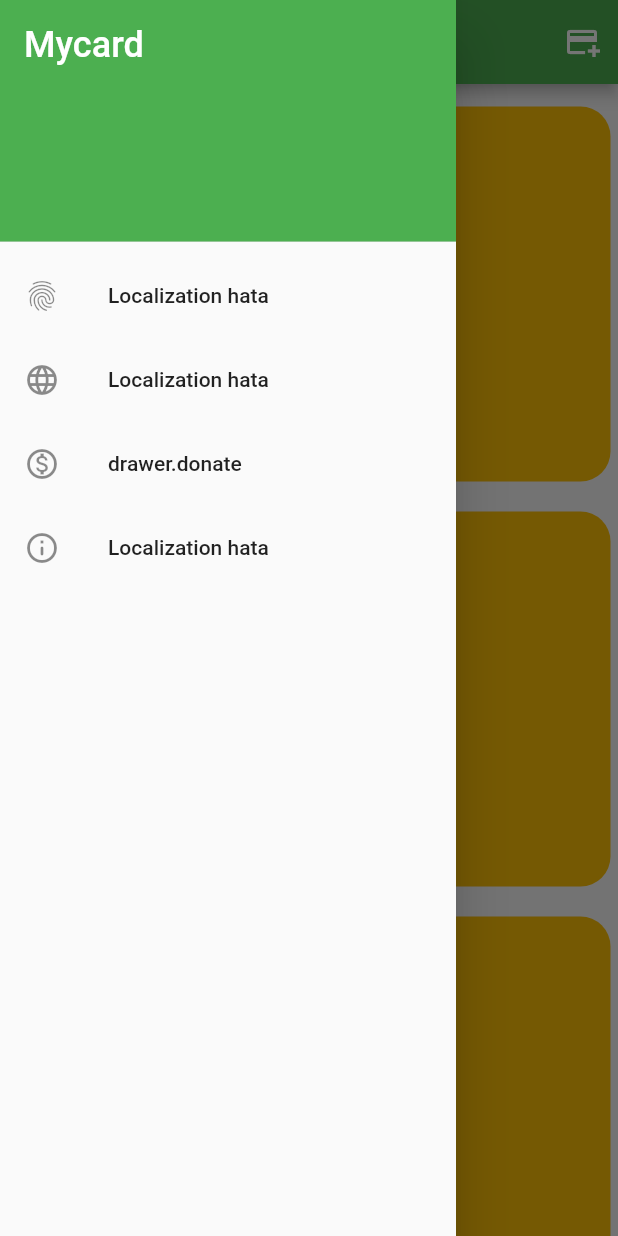
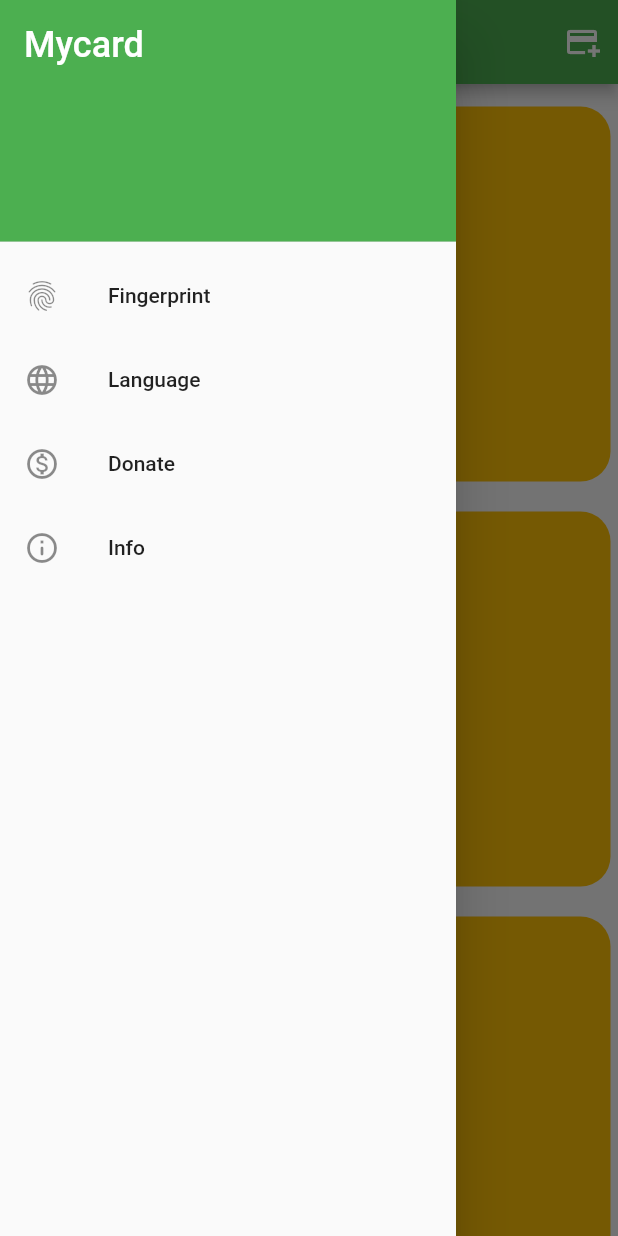
Before and after one commit to zfurkandurum/mycard, a Flutter app: the screen it shows after launch, with the side drawer open, on a phone screen of 412 x 824 dp. Run offline on Flutter 3.47's test engine with Material 2 defaults, Android fonts, the phone set to English and light mode, and no system bars; our stand-ins replace easy_localization, flutter_svg, hive, local_auth, lottie; accounts and stored records are empty.

Commit message:
Localization update

```diff
--- a/assets/lang/en-US.json
+++ b/assets/lang/en-US.json
@@ -1,6 +1,9 @@
 {
     "drawer":{
-        "donate": "Donate"
+        "donate": "Donate",
+        "info":"Info",
+        "fingerprint":"Fingerprint",
+        "language":"Language"
     }
 
 }
--- a/lib/Screen/Drawer.dart
+++ b/lib/Screen/Drawer.dart
@@ -4,7 +4,8 @@ import 'package:mycard/Utils/constants.dart';
 import 'package:mycard/Screen/aboutPage.dart';
 import 'package:mycard/Screen/splashPage.dart';
 import 'package:mycard/Utils/extension/string_extension.dart';
-import 'package:mycard/Utils/locale_keys.g.dart';
+
+import 'package:mycard/core/lang/locale_keys.g.dart';
 
 class DrawerWidget extends StatefulWidget {
   const DrawerWidget({super.key});
@@ -72,7 +73,7 @@ class languageButton extends StatelessWidget {
   Widget build(BuildContext context) {
     return ListTile(
       leading: const Icon(Icons.language_outlined),
-      title: const Text('Localization hata'),
+      title: Text(LocaleKeys.drawer_language.locale),
       onTap: () {
         //sayfa çısılsın burada dil seçenekleri olacak
       },
@@ -89,7 +90,7 @@ class biometricsButton extends StatelessWidget {
   Widget build(BuildContext context) {
     return ListTile(
       leading: const Icon(Icons.fingerprint_outlined),
-      title: const Text('Localization hata'),
+      title: Text(LocaleKeys.drawer_fingerprint.locale),
       onTap: () {
         //burada alert şeklinde uyarı cıkacak çıkan uyarıda ilgili yazılar parmak izi resmi ve bir disable butonu olacak
         //parmak izi telefonun kendi parmak izini alacak
@@ -126,7 +127,7 @@ class aboutButton extends StatelessWidget {
   Widget build(BuildContext context) {
     return ListTile(
       leading: const Icon(Icons.info_outline_rounded),
-      title: const Text('Localization hata'),
+      title: Text(LocaleKeys.drawer_info.locale),
       onTap: () {
         Navigator.push(
           context,
@@ -147,7 +148,7 @@ class donateButton extends StatelessWidget {
   Widget build(BuildContext context) {
     return ListTile(
       leading: const Icon(Icons.monetization_on_outlined),
-      title: const Text(LocaleKeys.drawer_donate),
+      title: Text(LocaleKeys.drawer_donate.locale),
       onTap: () {
         Navigator.push(
           context,
--- a/lib/Screen/homePage.dart
+++ b/lib/Screen/homePage.dart
@@ -21,7 +21,8 @@ class _homePageState extends State<homePage> {
 
   @override
   Widget build(BuildContext context) {
-    return Scaffold(
+    return SafeArea(
+      child: Scaffold(
         appBar: AppBar(
           backgroundColor: projectColor.green,
           title: Center(child: Text(ProjectText().appName)),
@@ -36,6 +37,7 @@ class _homePageState extends State<homePage> {
           },
         ),
         drawer: const DrawerWidget(),
+      ),
     );
   }
 }
```
Also changed, not shown: lib/Utils/codegen_loader.g.dart (deleted), lib/core/lang/locale_keys.g.dart, 4 other files. Lines whose indentation alone changed are shown as unchanged.
